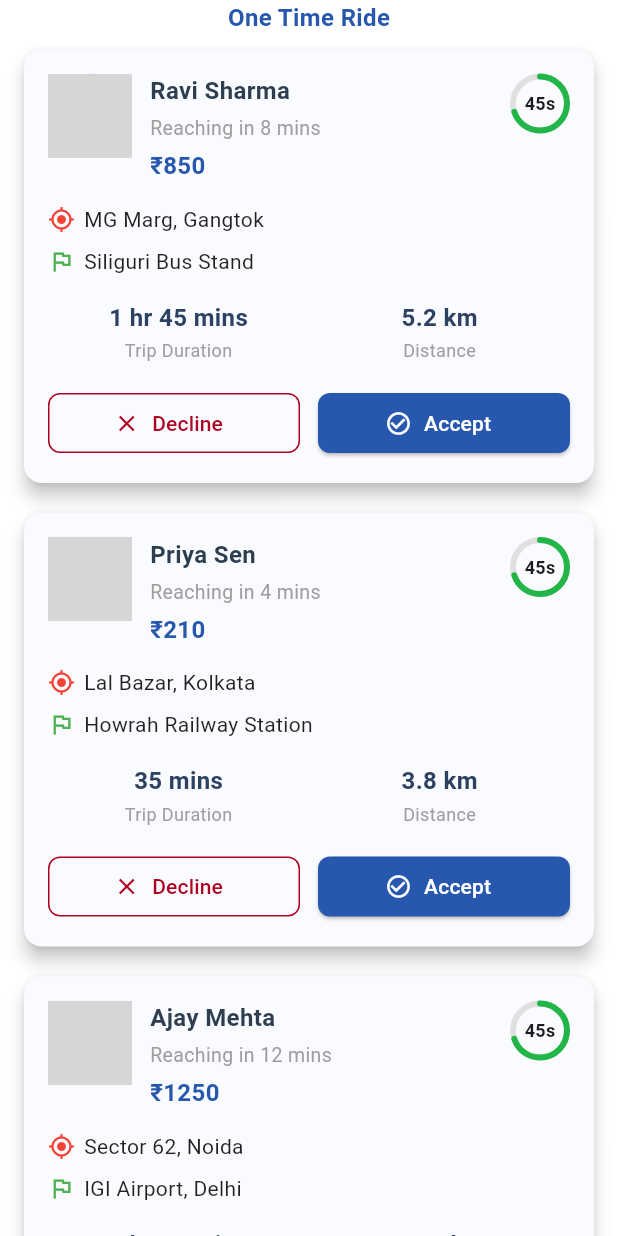
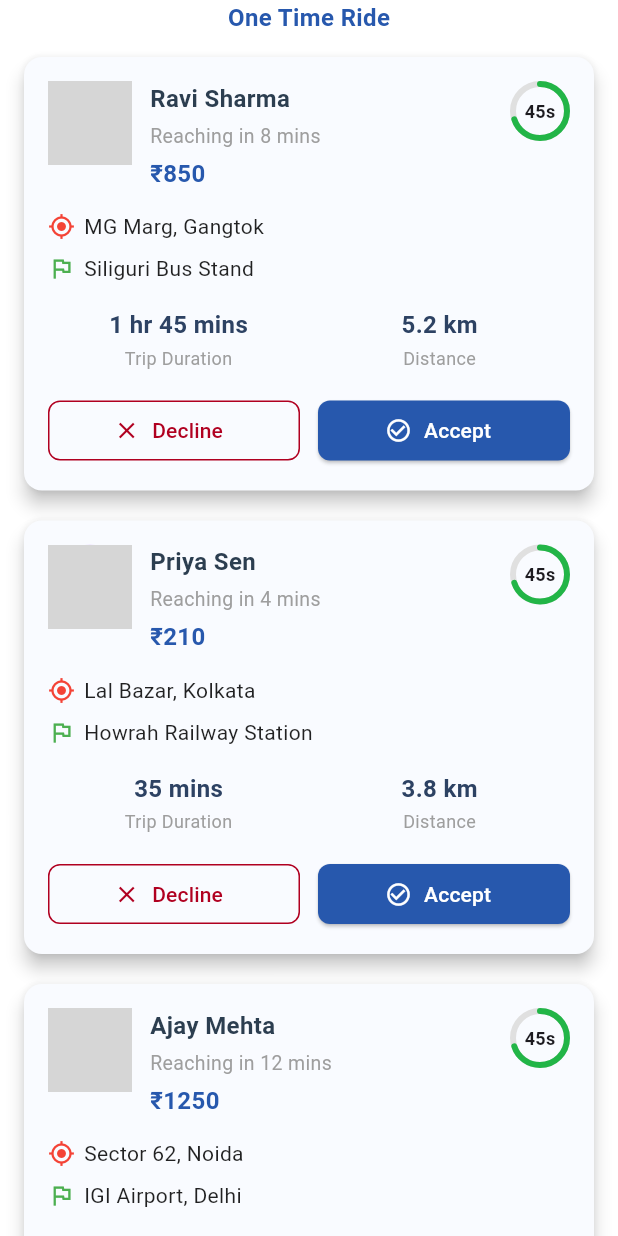
Before and after one commit to Pritam81/sarthifordrivers, a Flutter app: the OneTimeRideScreen screen opened directly, on a phone screen of 412 x 824 dp. Run offline on Flutter 3.47's test engine with Material 3 defaults, Android fonts, the light colour scheme and no system bars; drawn by our look-alikes of percent_indicator; our stand-ins replace get, google_fonts; network calls fail; grey boxes are pictures that could not be loaded.

Commit message:
space error resolved

```diff
--- a/lib/screens/landing/HomeTab/one_time_ride_screen.dart
+++ b/lib/screens/landing/HomeTab/one_time_ride_screen.dart
@@ -80,8 +80,10 @@
               ),
             ),
           ),
+          SizedBox(height: 5),
           Expanded(
             child: ListView.builder(
+              padding: EdgeInsets.zero, //
               itemCount: rideDetailsDemoData.length,
               itemBuilder: (context, index) {
                 final ride = rideDetailsDemoData[index];
```
